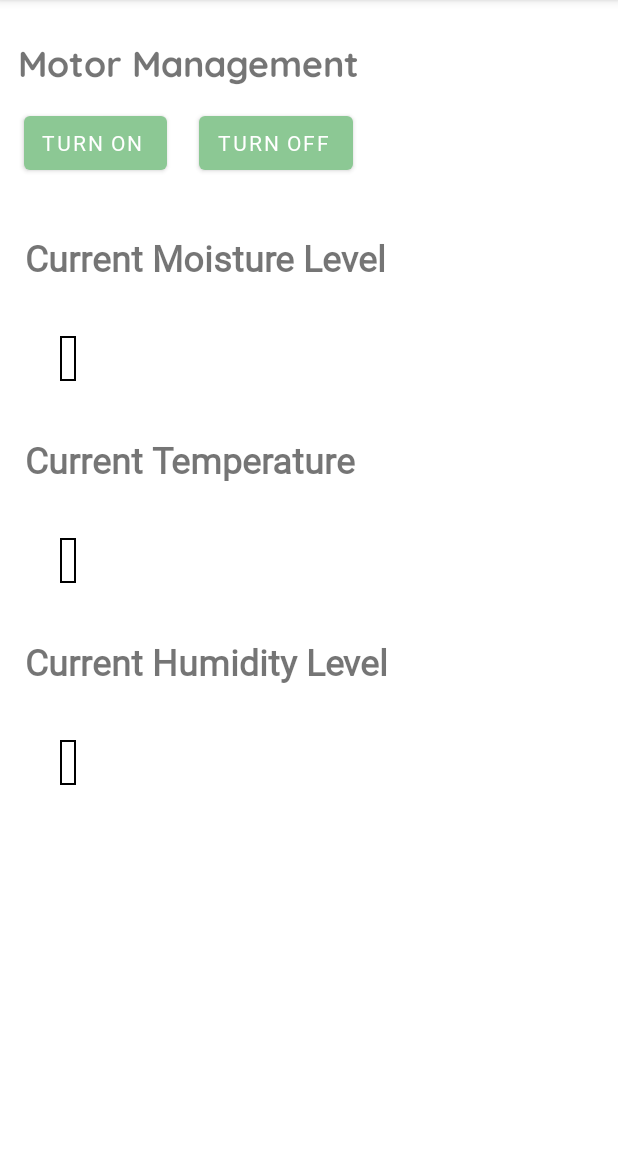
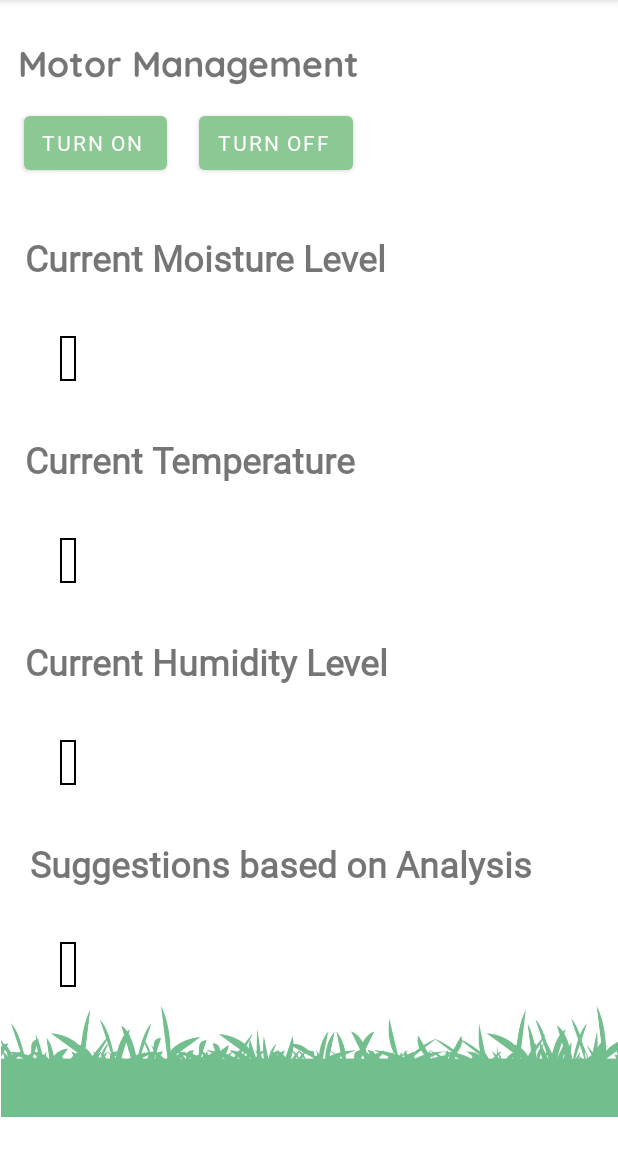
Before and after one commit to sidchiku9/SmartAgricultureSystem, an Android app: the screen it shows after launch (MainActivity), on a phone screen of 412 x 824 dp, the part 84-1236 px from its top. Run offline under Robolectric (Android 15) with nearby library versions, the phone set to English and light mode, and no system bars; our stand-ins replace Firebase (no records; nobody signed in at launch, a user with empty details on screens opened directly); 3 statements that could not run were skipped.

Commit message:
Commit 4

```diff
--- a/app/src/main/res/layout/activity_main.xml
+++ b/app/src/main/res/layout/activity_main.xml
@@ -6,6 +6,34 @@
     android:layout_height="match_parent"
     tools:context=".MainActivity">
 
+
+    <com.google.android.material.textview.MaterialTextView
+        android:id="@+id/suggestionUpdate"
+        android:layout_width="wrap_content"
+        android:layout_height="wrap_content"
+        android:layout_marginTop="36dp"
+        android:background="@drawable/textview_border"
+        android:fontFamily="@font/quicksandregular"
+        android:padding="5dp"
+        android:textStyle="bold"
+        app:layout_constraintEnd_toEndOf="parent"
+        app:layout_constraintHorizontal_bias="0.099"
+        app:layout_constraintStart_toStartOf="parent"
+        app:layout_constraintTop_toBottomOf="@+id/suggestionTV" />
+
+    <com.google.android.material.textview.MaterialTextView
+        android:id="@+id/suggestionTV"
+        android:layout_width="wrap_content"
+        android:layout_height="wrap_content"
+        android:layout_marginTop="36dp"
+        android:fontFamily="@font/quicksandsemibold"
+        android:text="Suggestions based on Analysis"
+        android:textSize="24sp"
+        android:textStyle="bold"
+        app:layout_constraintEnd_toEndOf="parent"
+        app:layout_constraintHorizontal_bias="0.258"
+        app:layout_constraintStart_toStartOf="parent"
+        app:layout_constraintTop_toBottomOf="@+id/humidityUpdate" />
 
     <com.google.android.material.textview.MaterialTextView
         android:id="@+id/humidityUpdate"
@@ -129,4 +157,13 @@
         app:layout_constraintStart_toStartOf="parent"
         app:layout_constraintTop_toBottomOf="@+id/temperatureTV" />
 
+    <ImageView
+        android:id="@+id/imageView4"
+        android:layout_width="411dp"
+        android:layout_height="97dp"
+        app:layout_constraintEnd_toEndOf="parent"
+        app:layout_constraintStart_toStartOf="parent"
+        app:layout_constraintTop_toBottomOf="@+id/suggestionUpdate"
+        app:srcCompat="@drawable/grass" />
+
 </androidx.constraintlayout.widget.ConstraintLayout>
```
Also changed, not shown: app/src/main/res/drawable/grass.jpg (added).
